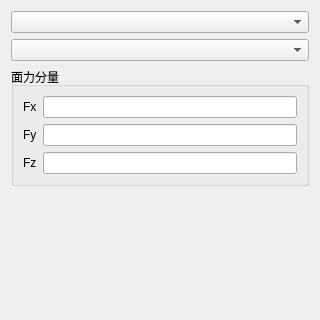
This is plugins/Base_PhysicalField/FaceLoadPage.ui in asd977/base_cae as Qt 5 draws it before an edit. The edited form follows.
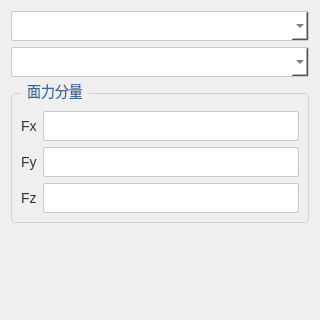
This is the edited form.

Commit message: style: unify BasePage ui styles for physical field pages

```diff
--- a/plugins/Base_PhysicalField/FaceLoadPage.ui
+++ b/plugins/Base_PhysicalField/FaceLoadPage.ui
@@ -13,6 +13,64 @@
   <property name="windowTitle">
    <string>面力荷载</string>
   </property>
+  <property name="styleSheet">
+   <string notr="true">QWidget {
+    font-family: &quot;Microsoft YaHei&quot;, &quot;微软雅黑&quot;;
+    font-size: 14px;
+    color: rgb(51, 51, 51);
+}
+QLabel {
+    color: rgb(51, 51, 51);
+}
+QLabel#pageNameLabel {
+    font-size: 20px;
+    color: rgb(53, 103, 147);
+    padding-left: 9px;
+}
+QPushButton {
+    background-color: rgb(224, 233, 244);
+    border: 1px solid rgb(169, 169, 169);
+    border-radius: 2px;
+    min-height: 30px;
+    padding: 0 10px;
+}
+QPushButton:hover {
+    background-color: rgb(210, 224, 241);
+}
+QPushButton:pressed {
+    background-color: rgb(196, 214, 234);
+}
+QPushButton#pushButton {
+    border-left: none;
+    border-right: none;
+    border-radius: 0;
+    text-align: left;
+    padding-left: 15px;
+    font-size: 17px;
+}
+QLineEdit, QComboBox, QSpinBox, QDoubleSpinBox, QDateTimeEdit {
+    border: 1px solid rgb(200, 200, 200);
+    border-radius: 2px;
+    min-height: 28px;
+    padding: 0 6px;
+    background: rgb(255, 255, 255);
+}
+QLineEdit:focus, QComboBox:focus, QSpinBox:focus, QDoubleSpinBox:focus, QDateTimeEdit:focus {
+    border: 1px solid rgb(100, 100, 255);
+}
+QGroupBox {
+    border: 1px solid rgb(210, 210, 210);
+    border-radius: 4px;
+    margin-top: 10px;
+    padding-top: 8px;
+}
+QGroupBox::title {
+    subcontrol-origin: margin;
+    left: 10px;
+    padding: 0 4px;
+    color: rgb(53, 103, 147);
+}</string>
+  </property>
   <layout class="QVBoxLayout" name="verticalLayout">
    <item>
     <widget class="QComboBox" name="comboBoxDim"/>
```
The commit also changes 10 other files.
